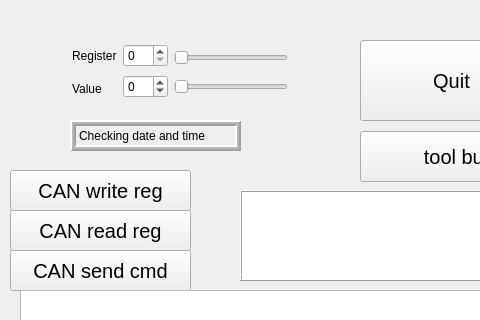
Qt form test0/gui.ui (ursl/tessie) before a commit; both pictures show x 0 to 480 and y 0 to 320 of the 800 by 480 pixel window.
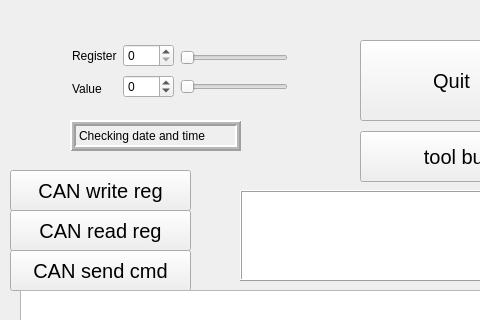
The same form after that commit. Custom widgets are drawn as their Qt base class.

Commit message: now it works perfectly if no tec controller is connected!

Diff of the .ui file:
```diff
--- a/test0/gui.ui
+++ b/test0/gui.ui
@@ -50,17 +50,17 @@
           <number>0</number>
          </property>
          <property name="maximum">
-          <number>17</number>
+          <number>20</number>
          </property>
         </widget>
        </item>
        <item>
         <widget class="QSpinBox" name="spinBox_2">
          <property name="minimum">
-          <number>-50</number>
+          <number>-150</number>
          </property>
          <property name="maximum">
-          <number>50</number>
+          <number>150</number>
          </property>
         </widget>
        </item>
```
The commit also changes 2 other files.
